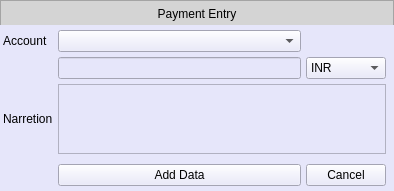
This is Resources/Ui/PaymentEntry.ui in Darshitjivani/MBAS as Qt 5 draws it before an edit. The edited form follows.
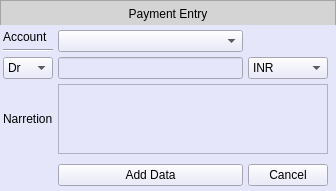
This is the edited form.

```diff
--- a/Resources/Ui/PaymentEntry.ui
+++ b/Resources/Ui/PaymentEntry.ui
@@ -6,8 +6,8 @@
    <rect>
     <x>0</x>
     <y>0</y>
-    <width>394</width>
-    <height>188</height>
+    <width>336</width>
+    <height>190</height>
    </rect>
   </property>
   <property name="windowTitle">
@@ -20,7 +20,7 @@
    <property name="styleSheet">
     <string notr="true"/>
    </property>
-   <layout class="QGridLayout" name="gridLayout">
+   <layout class="QGridLayout" name="gridLayout_2">
     <property name="leftMargin">
      <number>0</number>
     </property>
@@ -44,12 +44,6 @@
         <height>25</height>
        </size>
       </property>
-      <property name="maximumSize">
-       <size>
-        <width>16777215</width>
-        <height>25</height>
-       </size>
-      </property>
       <property name="styleSheet">
        <string notr="true">background-color: rgb(212, 212, 212);
 font: 63 11pt &quot;Segoe UI Semibold&quot;;
@@ -85,12 +79,6 @@
            <height>25</height>
           </size>
          </property>
-         <property name="maximumSize">
-          <size>
-           <width>16777215</width>
-           <height>25</height>
-          </size>
-         </property>
          <property name="text">
           <string>Payment Entry</string>
          </property>
@@ -116,7 +104,7 @@
   border: 0px solid ;
 }</string>
       </property>
-      <layout class="QGridLayout" name="gridLayout_2">
+      <layout class="QGridLayout" name="gridLayout">
        <property name="leftMargin">
         <number>3</number>
        </property>
@@ -149,17 +137,38 @@
          </property>
         </widget>
        </item>
-       <item row="1" column="1">
+       <item row="1" column="1" rowspan="2">
         <widget class="QComboBox" name="cbAccountName"/>
        </item>
-       <item row="2" column="1">
+       <item row="2" column="0">
+        <widget class="Line" name="line">
+         <property name="orientation">
+          <enum>Qt::Horizontal</enum>
+         </property>
+        </widget>
+       </item>
+       <item row="3" column="0">
+        <widget class="QComboBox" name="cbDrCr">
+         <item>
+          <property name="text">
+           <string>Dr</string>
+          </property>
+         </item>
+         <item>
+          <property name="text">
+           <string>Cr</string>
+          </property>
+         </item>
+        </widget>
+       </item>
+       <item row="3" column="1">
         <widget class="QLineEdit" name="leAmount">
          <property name="placeholderText">
           <string/>
          </property>
         </widget>
        </item>
-       <item row="2" column="2">
+       <item row="3" column="2">
         <widget class="QComboBox" name="cbCurrency">
          <item>
           <property name="text">
@@ -173,54 +182,51 @@
          </item>
         </widget>
        </item>
-       <item row="2" column="3">
+       <item row="3" column="3">
         <widget class="Line" name="line_2">
          <property name="orientation">
           <enum>Qt::Horizontal</enum>
          </property>
         </widget>
        </item>
-       <item row="3" column="0">
+       <item row="4" column="0">
         <widget class="QLabel" name="label_2">
          <property name="text">
           <string>Narretion</string>
          </property>
         </widget>
        </item>
-       <item row="3" column="1" colspan="2">
+       <item row="4" column="1" colspan="2">
         <widget class="QTextBrowser" name="tbNarretion"/>
        </item>
-       <item row="4" column="1">
-        <widget class="Line" name="line_4">
-         <property name="styleSheet">
-          <string notr="true">background-color: transparent</string>
-         </property>
-         <property name="orientation">
-          <enum>Qt::Vertical</enum>
-         </property>
-        </widget>
-       </item>
        <item row="5" column="1">
+        <widget class="Line" name="line_4">
+         <property name="styleSheet">
+          <string notr="true">background-color: transparent</string>
+         </property>
+         <property name="orientation">
+          <enum>Qt::Vertical</enum>
+         </property>
+        </widget>
+       </item>
+       <item row="6" column="1">
         <widget class="QPushButton" name="pdAddRaw">
          <property name="text">
           <string>Add Data</string>
          </property>
          <property name="shortcut">
-          <string>Enter</string>
+          <string/>
          </property>
         </widget>
        </item>
-       <item row="5" column="2">
+       <item row="6" column="2">
         <widget class="QPushButton" name="pbcancel">
          <property name="text">
           <string>Cancel</string>
          </property>
-         <property name="shortcut">
-          <string>Esc</string>
-         </property>
         </widget>
        </item>
-       <item row="6" column="1">
+       <item row="7" column="1">
         <widget class="Line" name="line_3">
          <property name="styleSheet">
           <string notr="true">background-color: transparent</string>
```
